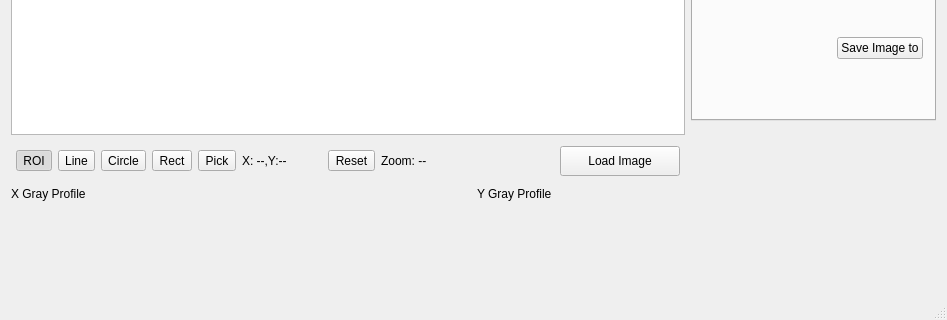
This is uidesign/image_viewer_window.ui in 16dora/QImageViewer as Qt 5 draws it before an edit; both pictures show x 0 to 947 and y 408 to 728 of the 947 by 728 pixel window. The edited form follows.
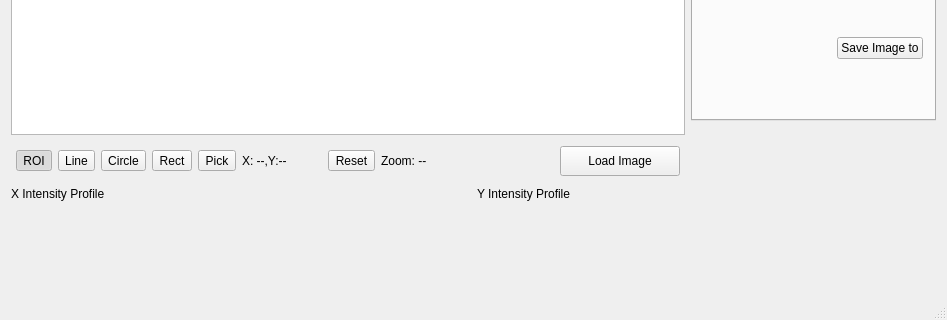
This is the edited form. Custom widgets are drawn as their Qt base class.

What changed in the file:
```diff
--- a/uidesign/image_viewer_window.ui
+++ b/uidesign/image_viewer_window.ui
@@ -443,7 +443,7 @@
         <item>
          <widget class="QLabel" name="label_xGrayProfileTitle">
           <property name="text">
-           <string>X Gray Profile</string>
+           <string>X Intensity Profile</string>
           </property>
          </widget>
         </item>
@@ -470,7 +470,7 @@
         <item>
          <widget class="QLabel" name="label_yGrayProfileTitle">
           <property name="text">
-           <string>Y Gray Profile</string>
+           <string>Y Intensity Profile</string>
           </property>
          </widget>
         </item>
```
